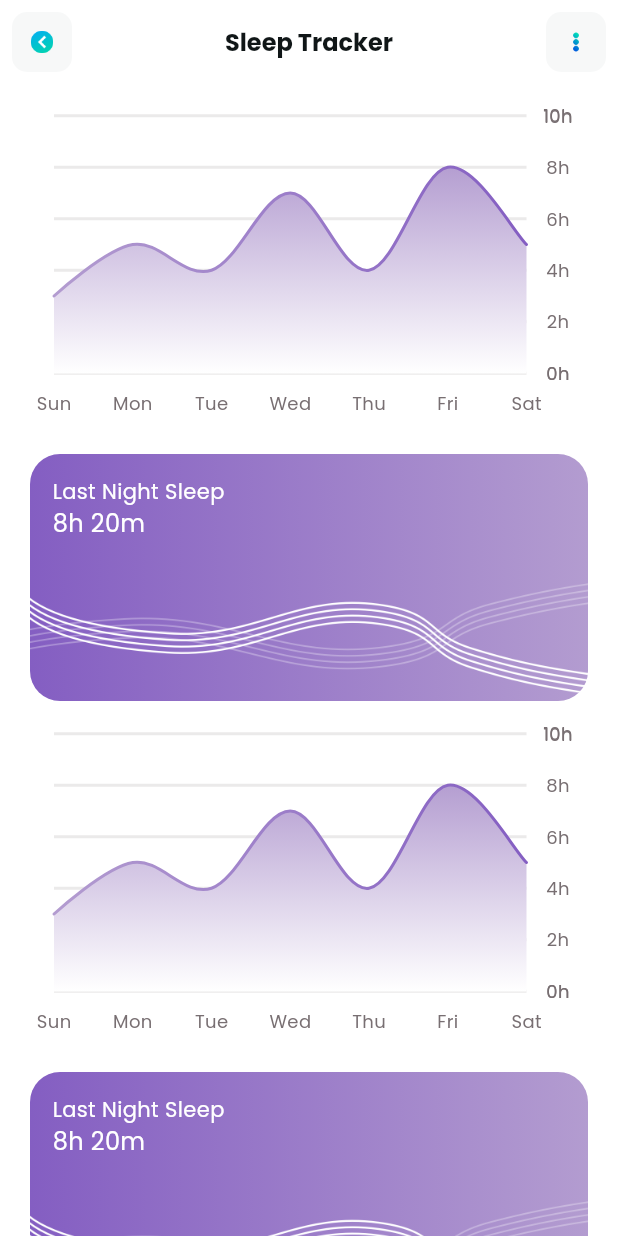
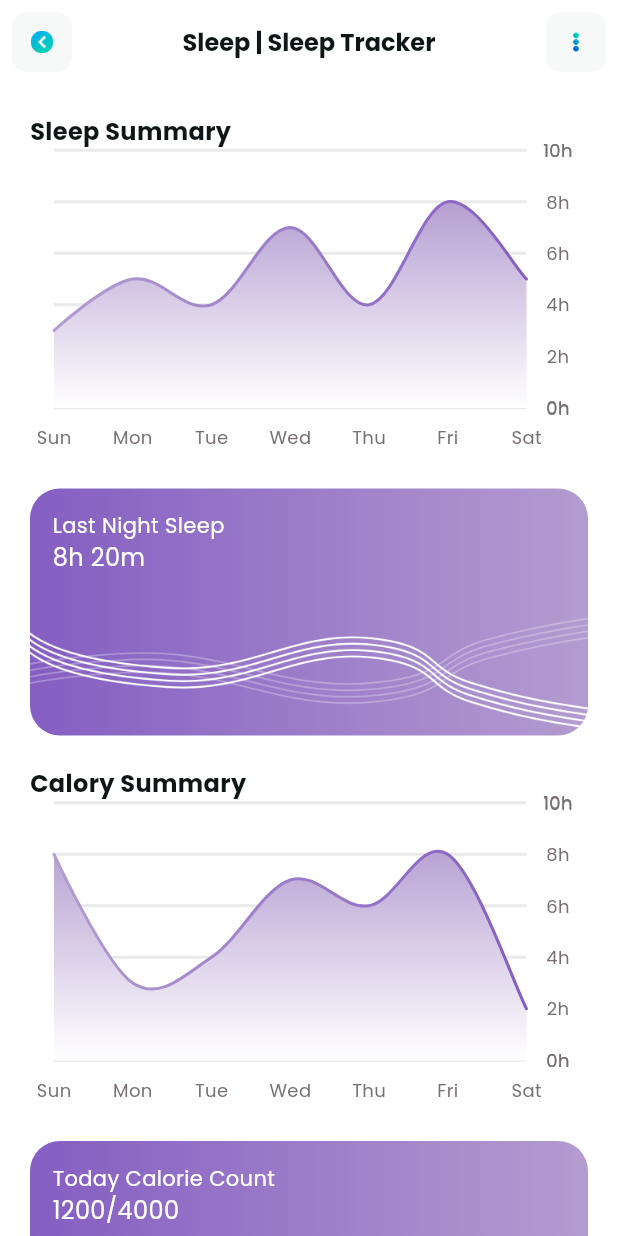
Before and after one commit to MisFits-Sem8/health_guard, a Flutter app: the SleepTrackerView screen opened directly, on a phone screen of 412 x 824 dp. Run offline on Flutter 3.47's test engine with Material 3 defaults, Android fonts, the phone set to English and light mode, and no system bars; drawn by our look-alikes of fl_chart; our stand-ins replace animated_toggle_switch, cloud_firestore, email_validator, firebase_auth, firebase_core, grouped_list and 4 more; missing offline and left inert: cron, pretty_gauge, simple_animation_progress_bar; accounts and stored records are empty.

Commit message:
sleep tracking page updated with calory

```diff
--- a/lib/view/activity_summary/sleep_tracker_view.dart
+++ b/lib/view/activity_summary/sleep_tracker_view.dart
@@ -76,7 +76,7 @@ class _SleepTrackerViewState extends State<SleepTrackerView> {
           ),
         ),
         title: Text(
-          "Sleep Tracker",
+          "Sleep | Sleep Tracker",
           style: TextStyle(
               color: TColour.black1, fontSize: 16, fontWeight: FontWeight.w700),
         ),
@@ -111,6 +111,11 @@ class _SleepTrackerViewState extends State<SleepTrackerView> {
               child: Column(
                 crossAxisAlignment: CrossAxisAlignment.start,
                 children: [
+                  Text(
+                    "Sleep Summary",
+                    style: TextStyle(
+                        color: TColour.black1, fontSize: 16, fontWeight: FontWeight.w700),
+                  ),
                   Container(
                       padding: const EdgeInsets.only(left: 15),
                       height: media.width * 0.5,
@@ -271,6 +276,11 @@ class _SleepTrackerViewState extends State<SleepTrackerView> {
                     height: media.width * 0.05,
 
                   ),
+                  Text(
+                    "Calory Summary",
+                    style: TextStyle(
+                        color: TColour.black1, fontSize: 16, fontWeight: FontWeight.w700),
+                  ),
                   Container(
                       padding: const EdgeInsets.only(left: 15),
                       height: media.width * 0.5,
@@ -282,7 +292,7 @@ class _SleepTrackerViewState extends State<SleepTrackerView> {
                             return ShowingTooltipIndicators([
                               LineBarSpot(
                                 tooltipsOnBar,
-                                lineBarsData1.indexOf(tooltipsOnBar),
+                                lineBarsData2.indexOf(tooltipsOnBar),
                                 tooltipsOnBar.spots[index],
                               ),
                             ]);
@@ -341,7 +351,7 @@ class _SleepTrackerViewState extends State<SleepTrackerView> {
                                   (List<LineBarSpot> lineBarsSpot) {
                                 return lineBarsSpot.map((lineBarSpot) {
                                   return LineTooltipItem(
-                                    "${lineBarSpot.y.toInt()} hours",
+                                    "${lineBarSpot.y.toInt()} Calories",
                                     const TextStyle(
                                       color: Colors.white,
                                       fontSize: 10,
@@ -352,7 +362,7 @@ class _SleepTrackerViewState extends State<SleepTrackerView> {
                               },
                             ),
                           ),
-                          lineBarsData: lineBarsData1,
+                          lineBarsData: lineBarsData2,
                           minY: -0.01,
                           maxY: 10.01,
                           titlesData: FlTitlesData(
@@ -403,7 +413,7 @@ class _SleepTrackerViewState extends State<SleepTrackerView> {
                           Padding(
                             padding: const EdgeInsets.symmetric(horizontal: 15),
                             child: Text(
-                              "Last Night Sleep",
+                              "Today Calorie Count",
                               style: TextStyle(
                                 color: TColour.white,
                                 fontSize: 14,
@@ -413,7 +423,7 @@ class _SleepTrackerViewState extends State<SleepTrackerView> {
                           Padding(
                             padding: const EdgeInsets.symmetric(horizontal: 15),
                             child: Text(
-                              "8h 20m",
+                              "1200/4000",
                               style: TextStyle(
                                   color: TColour.white,
                                   fontSize: 16,
@@ -482,7 +492,36 @@ class _SleepTrackerViewState extends State<SleepTrackerView> {
         interval: 2,
         reservedSize: 40,
       );
+  List<LineChartBarData> get lineBarsData2 => [
+    lineChartBarData2_2,
+  ];
 
+  LineChartBarData get lineChartBarData2_2 => LineChartBarData(
+    isCurved: true,
+    gradient: LinearGradient(colors: [
+      TColour.primaryColor2,
+      TColour.primaryColor1,
+    ]),
+    barWidth: 2,
+    isStrokeCapRound: true,
+    dotData: FlDotData(show: false),
+    belowBarData: BarAreaData(
+      show: true,
+      gradient: LinearGradient(colors: [
+        TColour.primaryColor2,
+        TColour.white,
+      ], begin: Alignment.topCenter, end: Alignment.bottomCenter),
+    ),
+    spots: const [
+      FlSpot(1, 8),
+      FlSpot(2, 3),
+      FlSpot(3, 4),
+      FlSpot(4, 7),
+      FlSpot(5, 6),
+      FlSpot(6, 8),
+      FlSpot(7, 2),
+    ],
+  );
   Widget rightTitleWidgets(double value, TitleMeta meta) {
     String text;
     switch (value.toInt()) {
```
